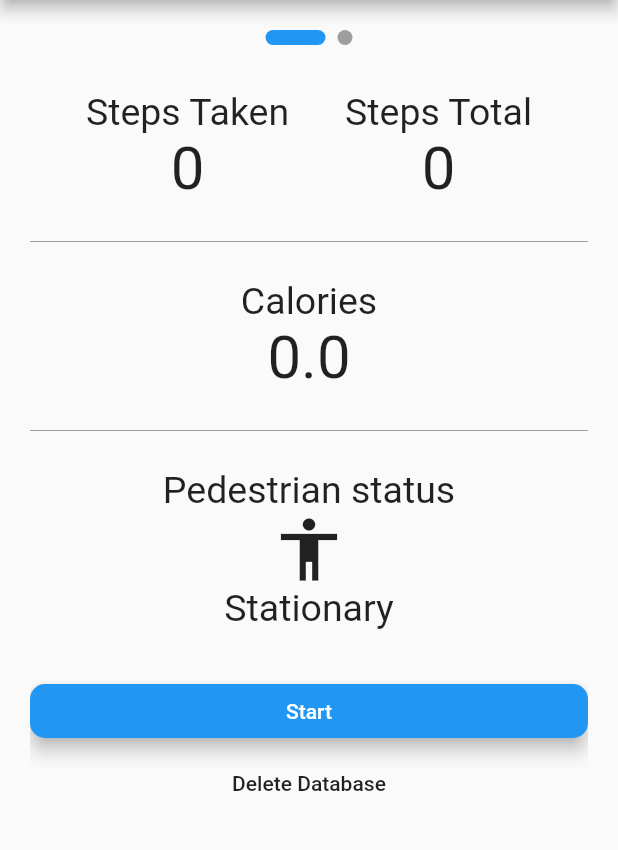
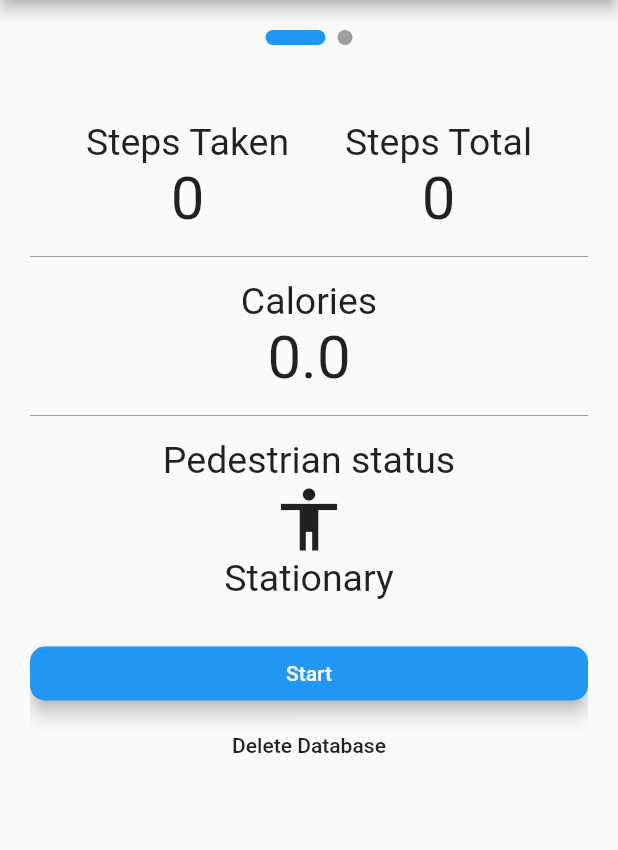
Before and after one commit to giorell/WalkCounter, a Flutter app: the screen it shows after launch, on a phone screen of 412 x 824 dp, the part 84-934 px from its top. Run offline on Flutter 3.47's test engine with Material 2 defaults, Android fonts, the phone set to English and light mode, and no system bars; drawn by our look-alikes of smooth_page_indicator; our stand-ins replace bloc, equatable, fl_chart, flutter_bloc, pedometer, sqflite; accounts and stored records are empty.

Commit message:
Added Dashboard

```diff
--- a/lib/main.dart
+++ b/lib/main.dart
@@ -2,6 +2,7 @@ import 'package:flutter/material.dart';
 import 'package:flutter_bloc/flutter_bloc.dart';
 import 'package:smooth_page_indicator/smooth_page_indicator.dart';
 import 'package:walking_counter/models/bloc/dashboard/dashboard_bloc.dart';
+import 'package:walking_counter/models/dummy_dashboard_data.dart';
 import 'package:walking_counter/models/repositories/walk_counter_repository.dart';
 import 'package:walking_counter/models/walk_counter_model.dart';
 import 'package:walking_counter/screens/dashboard_screen.dart';
@@ -26,8 +27,8 @@ class WalkCounter extends StatelessWidget {
       home: MultiBlocProvider(
         providers: [
           BlocProvider(
-            create: (_) =>
-                WalkCounterBloc(PedometerStream(), WalkCounterRepository()),
+            create: (_) => WalkCounterBloc(
+                PedometerStream(), WalkCounterRepository()), //PedometerStream()
           ),
           BlocProvider(
             create: (_) => DashboardBloc(WalkCounterRepository()),
@@ -64,8 +65,6 @@ class _HomePageState extends State<HomePage> {
       ),
       body: Container(
         padding: EdgeInsets.all(20),
-        width: MediaQuery.of(context).size.width,
-        height: MediaQuery.of(context).size.height,
         child: Column(
           children: [
             Container(
@@ -80,7 +79,7 @@ class _HomePageState extends State<HomePage> {
                 ),
               ),
             ),
-            SizedBox(height: 30),
+            Expanded(child: SizedBox(height: 30)),
             Container(
               width: MediaQuery.of(context).size.width,
               height: MediaQuery.of(context).size.height - 156,
--- a/lib/models/repositories/database.dart
+++ b/lib/models/repositories/database.dart
@@ -33,7 +33,7 @@ class DatabaseProvider {
     await database.execute('''CREATE TABLE $walkCounterTABLE (
         id INTEGER PRIMARY KEY,
         steps INTEGER,
-        timeStamp TEXT,
+        timeStamp TEXT
         )''');
   }
 }
--- a/lib/screens/walking_counter_screen.dart
+++ b/lib/screens/walking_counter_screen.dart
@@ -58,8 +58,11 @@ class _WalkingCounterScreenState extends State<WalkingCounterScreen> {
     );
   }
 
-  Column _build() {
-    return Column(
+  Container _build() {
+    return Container(
+      width: MediaQuery.of(context).size.width,
+      height: MediaQuery.of(context).size.height,
+      child: Column(
         //mainAxisAlignment: MainAxisAlignment.center,
         crossAxisAlignment: CrossAxisAlignment.stretch,
         children: [
@@ -93,7 +96,7 @@ class _WalkingCounterScreenState extends State<WalkingCounterScreen> {
             ],
           ),
           Divider(
-          height: 50,
+            height: 30,
             thickness: 0,
             color: Colors.grey,
           ),
@@ -115,7 +118,7 @@ class _WalkingCounterScreenState extends State<WalkingCounterScreen> {
             ],
           ),
           Divider(
-          height: 50,
+            height: 30,
             thickness: 0,
             color: Colors.grey,
           ),
@@ -137,7 +140,7 @@ class _WalkingCounterScreenState extends State<WalkingCounterScreen> {
             ),
           ),
           SizedBox(
-          height: 30,
+            height: 25,
           ),
           _startStopButton(),
           FlatButton(
@@ -147,6 +150,7 @@ class _WalkingCounterScreenState extends State<WalkingCounterScreen> {
             child: Text('Delete Database'),
           ),
         ],
+      ),
     );
   }
 
```
Also changed, not shown: lib/models/walk_counter_model.dart (+8 -1 lines), 3 other files. Lines whose indentation alone changed are shown as unchanged.
